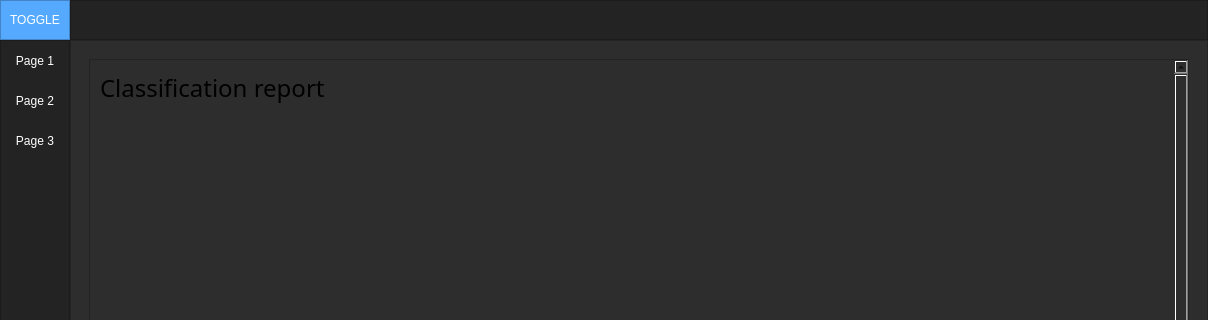
This is ui_modified.ui in teomohaiu/GUI_EcgHeartbeatClassification as Qt 5 draws it before an edit; both pictures show x 0 to 1208 and y 0 to 320 of the 1208 by 692 pixel window. The edited form follows.
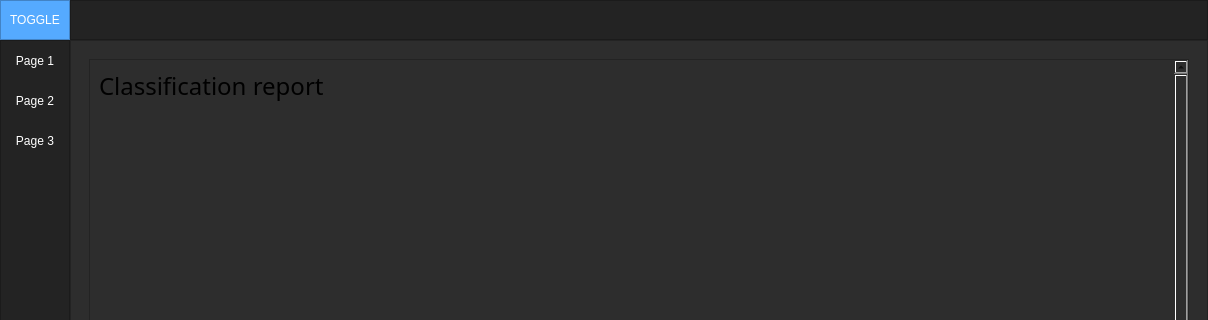
This is the edited form.

Commit message: Added a layout for classification report.

```diff
--- a/ui_modified.ui
+++ b/ui_modified.ui
@@ -653,25 +653,9 @@
                    <height>1000</height>
                   </size>
                  </property>
-                 <widget class="QWidget" name="widgetStatistics" native="true">
-                  <property name="geometry">
-                   <rect>
-                    <x>10</x>
-                    <y>60</y>
-                    <width>1071</width>
-                    <height>381</height>
-                   </rect>
-                  </property>
-                 </widget>
+                 <layout class="QVBoxLayout" name="verticalLayout_9">
+                  <item>
                  <widget class="QLabel" name="clfReportLabel">
-                  <property name="geometry">
-                   <rect>
-                    <x>10</x>
-                    <y>10</y>
-                    <width>1047</width>
-                    <height>36</height>
-                   </rect>
-                  </property>
                   <property name="sizePolicy">
                    <sizepolicy hsizetype="Preferred" vsizetype="Fixed">
                     <horstretch>0</horstretch>
@@ -697,6 +681,11 @@
                    <string>Classification report</string>
                   </property>
                  </widget>
+                  </item>
+                  <item>
+                   <widget class="QWidget" name="widgetStatistics" native="true"/>
+                  </item>
+                 </layout>
                 </widget>
                </widget>
               </item>
```
Lines whose indentation alone changed are shown as unchanged. The commit also changes 2 other files.
